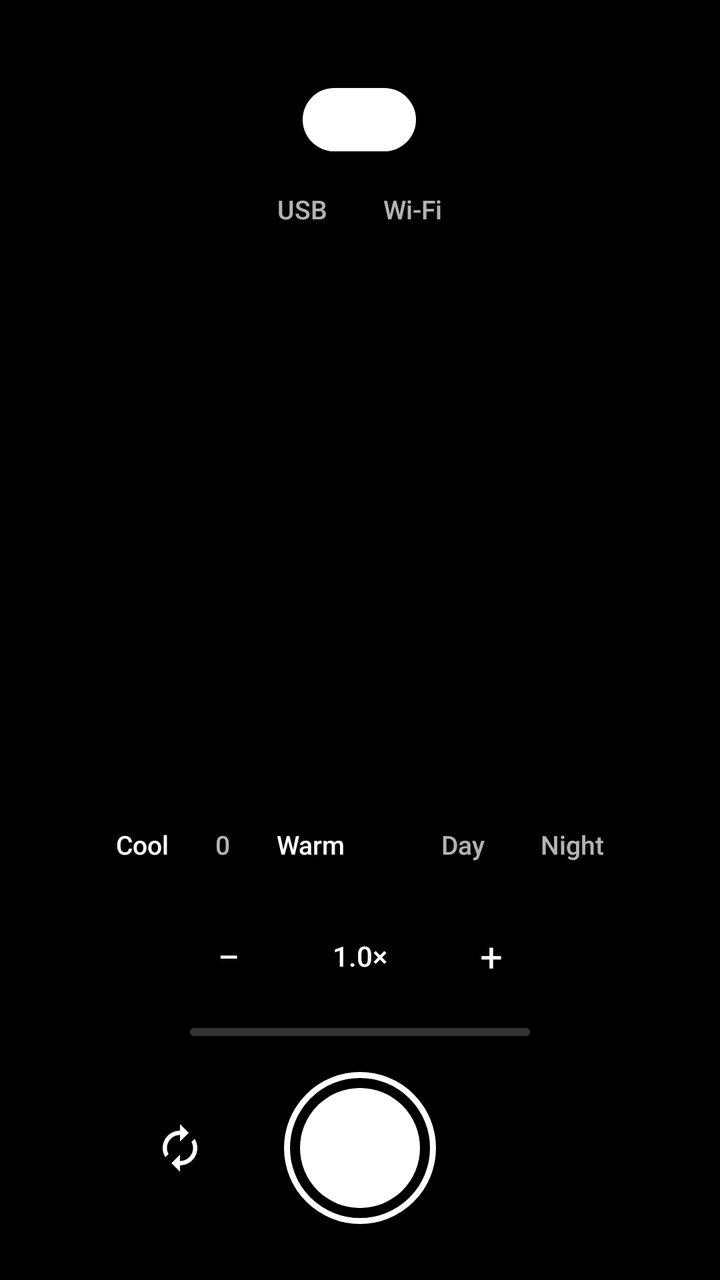
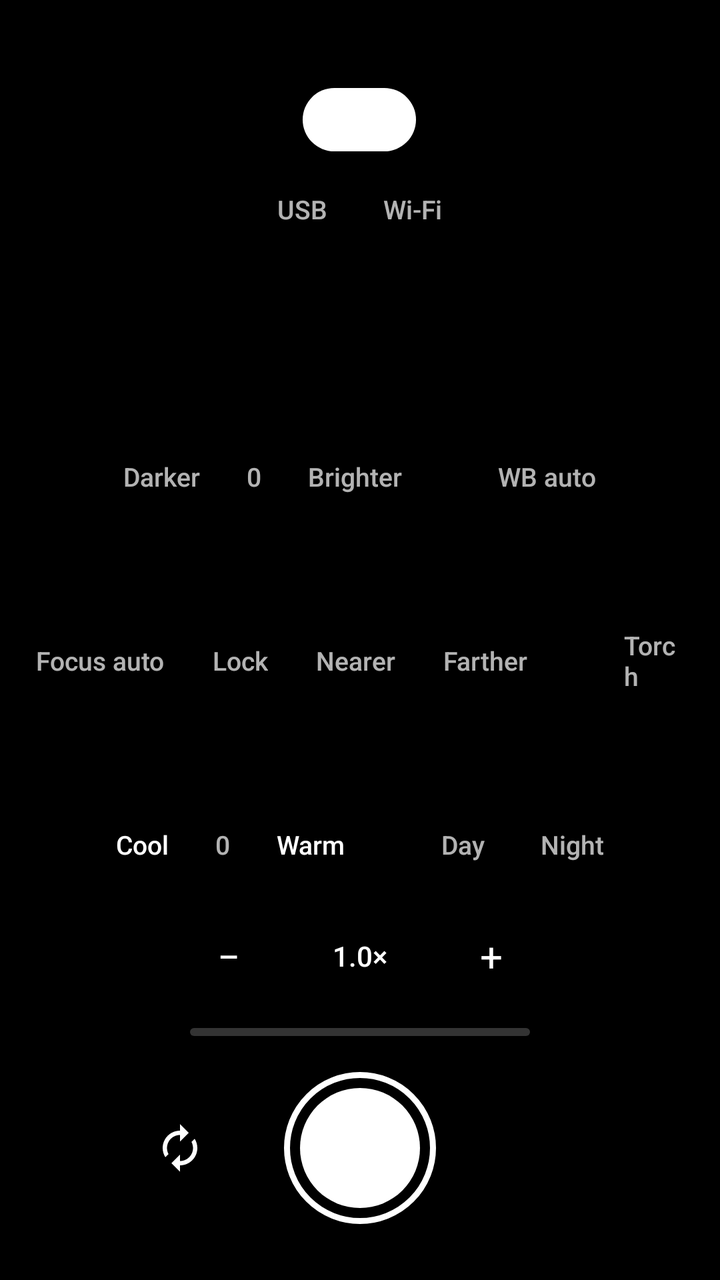

Screens rendered from an Android XML layout before and after an edit, with the pre-edit source and the edit as a unified diff.
<!-- AndroidManifest.xml: application theme Theme.CatCam -->
<!-- res/layout/activity_main.xml -->
<?xml version="1.0" encoding="utf-8"?>
<FrameLayout xmlns:android="http://schemas.android.com/apk/res/android"
    android:id="@+id/root"
    android:layout_width="match_parent"
    android:layout_height="match_parent"
    android:background="@android:color/black">

    
    <TextureView
        android:id="@+id/preview"
        android:layout_width="match_parent"
        android:layout_height="match_parent" />

    <LinearLayout
        android:id="@+id/top_stack"
        android:orientation="vertical"
        android:gravity="center_horizontal"
        android:layout_gravity="top|center_horizontal"
        android:layout_marginTop="44dp"
        android:layout_width="wrap_content"
        android:layout_height="wrap_content">

        <TextView
            android:id="@+id/status_pill"
            android:paddingStart="16dp"
            android:paddingEnd="16dp"
            android:paddingTop="7dp"
            android:paddingBottom="7dp"
            android:background="@drawable/pill_solid"
            android:text="Idle"
            android:textColor="#FFFFFFFF"
            android:textSize="13sp"
            android:fontFamily="sans-serif-medium"
            android:letterSpacing="0.06"
            android:layout_width="wrap_content"
            android:layout_height="wrap_content" />

        
        <LinearLayout
            android:orientation="horizontal"
            android:background="@drawable/pill_scrim"
            android:padding="4dp"
            android:layout_marginTop="10dp"
            android:layout_width="wrap_content"
            android:layout_height="wrap_content">

            <TextView
                android:id="@+id/seg_usb"
                android:text="USB"
                android:textColor="#B3FFFFFF"
                android:textSize="13sp"
                android:fontFamily="sans-serif-medium"
                android:paddingStart="14dp"
                android:paddingEnd="14dp"
                android:paddingTop="6dp"
                android:paddingBottom="6dp"
                android:layout_width="wrap_content"
                android:layout_height="wrap_content" />

            <TextView
                android:id="@+id/seg_wifi"
                android:text="Wi-Fi"
                android:textColor="#B3FFFFFF"
                android:textSize="13sp"
                android:fontFamily="sans-serif-medium"
                android:paddingStart="14dp"
                android:paddingEnd="14dp"
                android:paddingTop="6dp"
                android:paddingBottom="6dp"
                android:layout_width="wrap_content"
                android:layout_height="wrap_content" />
        </LinearLayout>

        
        <TextView
            android:id="@+id/get_pc_hint"
            android:text="PC app: catcam.app"
            android:textColor="#B3FFFFFF"
            android:textSize="12sp"
            android:fontFamily="sans-serif-medium"
            android:layout_marginTop="8dp"
            android:visibility="gone"
            android:layout_width="wrap_content"
            android:layout_height="wrap_content" />
    </LinearLayout>

    <LinearLayout
        android:id="@+id/control_stack"
        android:orientation="vertical"
        android:gravity="center_horizontal"
        android:layout_gravity="bottom|center_horizontal"
        android:layout_marginBottom="26dp"
        android:layout_width="match_parent"
        android:layout_height="wrap_content">

        
        <LinearLayout
            android:orientation="horizontal"
            android:gravity="center_vertical"
            android:layout_width="wrap_content"
            android:layout_height="wrap_content">

            <LinearLayout
                android:orientation="horizontal"
                android:gravity="center_vertical"
                android:background="@drawable/pill_scrim"
                android:paddingStart="6dp"
                android:paddingEnd="6dp"
                android:paddingTop="4dp"
                android:paddingBottom="4dp"
                android:layout_width="wrap_content"
                android:layout_height="wrap_content">

                <TextView
                    android:id="@+id/tone_cool"
                    android:text="Cool"
                    android:textColor="#FFFFFFFF"
                    android:textSize="13sp"
                    android:fontFamily="sans-serif-medium"
                    android:paddingStart="12dp"
                    android:paddingEnd="12dp"
                    android:paddingTop="7dp"
                    android:paddingBottom="7dp"
                    android:background="?attr/selectableItemBackgroundBorderless"
                    android:layout_width="wrap_content"
                    android:layout_height="wrap_content" />

                <TextView
                    android:id="@+id/tone_label"
                    android:text="0"
                    android:textColor="#B3FFFFFF"
                    android:textSize="13sp"
                    android:fontFamily="sans-serif-medium"
                    android:gravity="center"
                    android:minWidth="30dp"
                    android:layout_width="wrap_content"
                    android:layout_height="wrap_content" />

                <TextView
                    android:id="@+id/tone_warm"
                    android:text="Warm"
                    android:textColor="#FFFFFFFF"
                    android:textSize="13sp"
                    android:fontFamily="sans-serif-medium"
                    android:paddingStart="12dp"
                    android:paddingEnd="12dp"
                    android:paddingTop="7dp"
                    android:paddingBottom="7dp"
                    android:background="?attr/selectableItemBackgroundBorderless"
                    android:layout_width="wrap_content"
                    android:layout_height="wrap_content" />
            </LinearLayout>

            <Space
                android:layout_width="12dp"
                android:layout_height="1dp" />

            <LinearLayout
                android:orientation="horizontal"
                android:background="@drawable/pill_scrim"
                android:padding="4dp"
                android:layout_width="wrap_content"
                android:layout_height="wrap_content">

                <TextView
                    android:id="@+id/seg_day"
                    android:text="Day"
                    android:textColor="#B3FFFFFF"
                    android:textSize="13sp"
                    android:fontFamily="sans-serif-medium"
                    android:paddingStart="14dp"
                    android:paddingEnd="14dp"
                    android:paddingTop="6dp"
                    android:paddingBottom="6dp"
                    android:layout_width="wrap_content"
                    android:layout_height="wrap_content" />

                <TextView
                    android:id="@+id/seg_night"
                    android:text="Night"
                    android:textColor="#B3FFFFFF"
                    android:textSize="13sp"
                    android:fontFamily="sans-serif-medium"
                    android:paddingStart="14dp"
                    android:paddingEnd="14dp"
                    android:paddingTop="6dp"
                    android:paddingBottom="6dp"
                    android:layout_width="wrap_content"
                    android:layout_height="wrap_content" />
            </LinearLayout>
        </LinearLayout>

        <Space
            android:layout_width="1dp"
            android:layout_height="14dp" />

        
        <LinearLayout
            android:orientation="horizontal"
            android:gravity="center_vertical"
            android:layout_width="wrap_content"
            android:layout_height="wrap_content">

            <TextView
                android:id="@+id/zoom_out"
                android:text="−"
                android:textColor="#FFFFFFFF"
                android:textSize="20sp"
                android:gravity="center"
                android:background="@drawable/circle_scrim"
                android:layout_width="44dp"
                android:layout_height="44dp" />

            <TextView
                android:id="@+id/zoom_label"
                android:text="1.0×"
                android:textColor="#FFFFFFFF"
                android:textSize="14sp"
                android:fontFamily="sans-serif-medium"
                android:gravity="center"
                android:background="@drawable/pill_scrim"
                android:paddingStart="16dp"
                android:paddingEnd="16dp"
                android:paddingTop="8dp"
                android:paddingBottom="8dp"
                android:layout_marginStart="14dp"
                android:layout_marginEnd="14dp"
                android:layout_width="wrap_content"
                android:layout_height="wrap_content" />

            <TextView
                android:id="@+id/zoom_in"
                android:text="+"
                android:textColor="#FFFFFFFF"
                android:textSize="20sp"
                android:gravity="center"
                android:background="@drawable/circle_scrim"
                android:layout_width="44dp"
                android:layout_height="44dp" />
        </LinearLayout>

        <Space
            android:layout_width="1dp"
            android:layout_height="14dp" />

        <ProgressBar
            android:id="@+id/audio_level"
            style="?android:attr/progressBarStyleHorizontal"
            android:progressDrawable="@drawable/mic_progress"
            android:max="100"
            android:progress="0"
            android:layout_width="170dp"
            android:layout_height="4dp" />

        <Space
            android:layout_width="1dp"
            android:layout_height="16dp" />

        
        <FrameLayout
            android:layout_width="match_parent"
            android:layout_height="80dp">

            <ImageView
                android:id="@+id/btn_flip"
                android:src="@drawable/ic_flip"
                android:background="@drawable/circle_scrim"
                android:scaleType="center"
                android:contentDescription="Switch camera"
                android:layout_gravity="start|center_vertical"
                android:layout_marginStart="64dp"
                android:layout_width="52dp"
                android:layout_height="52dp" />

            <FrameLayout
                android:id="@+id/shutter"
                android:background="@drawable/shutter_ring"
                android:layout_gravity="center"
                android:layout_width="76dp"
                android:layout_height="76dp">

                <View
                    android:id="@+id/shutter_inner"
                    android:background="@drawable/shutter_idle"
                    android:layout_gravity="center"
                    android:layout_width="60dp"
                    android:layout_height="60dp" />
            </FrameLayout>
        </FrameLayout>
    </LinearLayout>
</FrameLayout>
<!-- resources referenced by this layout -->
<resources>
  <!-- drawable circle_scrim (drawable) -->
  <?xml version="1.0" encoding="utf-8"?>
  <shape xmlns:android="http://schemas.android.com/apk/res/android" android:shape="oval">
      <solid android:color="#59000000" />
  </shape>
  <!-- drawable ic_flip (drawable) -->
  <?xml version="1.0" encoding="utf-8"?>
  <vector xmlns:android="http://schemas.android.com/apk/res/android"
      android:width="26dp" android:height="26dp"
      android:viewportWidth="24" android:viewportHeight="24">
      <path
          android:fillColor="#FFFFFFFF"
          android:pathData="M12 6v3l4-4-4-4v3c-4.42 0-8 3.58-8 8 0 1.57.46 3.03 1.24 4.26L6.7 14.8c-.45-.83-.7-1.79-.7-2.8 0-3.31 2.69-6 6-6zm6.76 1.74L17.3 9.2c.44.84.7 1.79.7 2.8 0 3.31-2.69 6-6 6v-3l-4 4 4 4v-3c4.42 0 8-3.58 8-8 0-1.57-.46-3.03-1.24-4.26z" />
  </vector>
  <!-- drawable mic_progress (drawable) -->
  <?xml version="1.0" encoding="utf-8"?>
  <layer-list xmlns:android="http://schemas.android.com/apk/res/android">
      <item android:id="@android:id/background">
          <shape android:shape="rectangle">
              <solid android:color="#33FFFFFF" />
              <corners android:radius="999dp" />
          </shape>
      </item>
      <item android:id="@android:id/progress">
          <clip>
              <shape android:shape="rectangle">
                  <solid android:color="#F2FFFFFF" />
                  <corners android:radius="999dp" />
              </shape>
          </clip>
      </item>
  </layer-list>
  <!-- drawable pill_scrim (drawable) -->
  <?xml version="1.0" encoding="utf-8"?>
  <shape xmlns:android="http://schemas.android.com/apk/res/android" android:shape="rectangle">
      <solid android:color="#59000000" />
      <corners android:radius="999dp" />
  </shape>
  <!-- drawable pill_solid (drawable) -->
  <?xml version="1.0" encoding="utf-8"?>
  <shape xmlns:android="http://schemas.android.com/apk/res/android" android:shape="rectangle">
      <solid android:color="#FFFFFFFF" />
      <corners android:radius="999dp" />
  </shape>
  <!-- drawable shutter_idle (drawable) -->
  <?xml version="1.0" encoding="utf-8"?>
  <shape xmlns:android="http://schemas.android.com/apk/res/android" android:shape="oval">
      <solid android:color="#FFFFFFFF" />
  </shape>
  <!-- drawable shutter_ring (drawable) -->
  <?xml version="1.0" encoding="utf-8"?>
  <shape xmlns:android="http://schemas.android.com/apk/res/android" android:shape="oval">
      <stroke android:width="3dp" android:color="#FFFFFFFF" />
      <solid android:color="#26000000" />
  </shape>
  <style name="Theme.CatCam" parent="Theme.AppCompat.NoActionBar">
          <item name="android:windowBackground">@android:color/black</item>
          <item name="android:colorAccent">#4CAF50</item>
      </style>
</resources>

<!-- the commit's change to res/layout/activity_main.xml (unified diff, before → after) -->
@@ -99,6 +99,217 @@
             android:gravity="center_vertical"
             android:layout_width="wrap_content"
             android:layout_height="wrap_content">
+            <LinearLayout
+                android:orientation="horizontal"
+                android:gravity="center_vertical"
+                android:background="@drawable/pill_scrim"
+                android:paddingStart="6dp"
+                android:paddingEnd="6dp"
+                android:paddingTop="4dp"
+                android:paddingBottom="4dp"
+                android:layout_width="wrap_content"
+                android:layout_height="wrap_content">
+                <TextView
+                    android:id="@+id/ev_down"
+                    android:text="Darker"
+                    android:textColor="#B3FFFFFF"
+                    android:textSize="13sp"
+                    android:fontFamily="sans-serif-medium"
+                    android:paddingStart="12dp"
+                    android:paddingEnd="12dp"
+                    android:paddingTop="7dp"
+                    android:paddingBottom="7dp"
+                    android:background="?attr/selectableItemBackgroundBorderless"
+                    android:layout_width="wrap_content"
+                    android:layout_height="wrap_content" />
+                <TextView
+                    android:id="@+id/ev_label"
+                    android:text="0"
+                    android:textColor="#B3FFFFFF"
+                    android:textSize="13sp"
+                    android:fontFamily="sans-serif-medium"
+                    android:gravity="center"
+                    android:minWidth="30dp"
+                    android:layout_width="wrap_content"
+                    android:layout_height="wrap_content" />
+                <TextView
+                    android:id="@+id/ev_up"
+                    android:text="Brighter"
+                    android:textColor="#B3FFFFFF"
+                    android:textSize="13sp"
+                    android:fontFamily="sans-serif-medium"
+                    android:paddingStart="12dp"
+                    android:paddingEnd="12dp"
+                    android:paddingTop="7dp"
+                    android:paddingBottom="7dp"
+                    android:background="?attr/selectableItemBackgroundBorderless"
+                    android:layout_width="wrap_content"
+                    android:layout_height="wrap_content" />
+            </LinearLayout>
+            <Space
+                android:layout_width="12dp"
+                android:layout_height="1dp" />
+            <LinearLayout
+                android:orientation="horizontal"
+                android:gravity="center_vertical"
+                android:background="@drawable/pill_scrim"
+                android:paddingStart="6dp"
+                android:paddingEnd="6dp"
+                android:paddingTop="4dp"
+                android:paddingBottom="4dp"
+                android:layout_width="wrap_content"
+                android:layout_height="wrap_content">
+                <TextView
+                    android:id="@+id/wb_btn"
+                    android:text="WB auto"
+                    android:textColor="#B3FFFFFF"
+                    android:textSize="13sp"
+                    android:fontFamily="sans-serif-medium"
+                    android:paddingStart="12dp"
+                    android:paddingEnd="12dp"
+                    android:paddingTop="7dp"
+                    android:paddingBottom="7dp"
+                    android:background="?attr/selectableItemBackgroundBorderless"
+                    android:layout_width="wrap_content"
+                    android:layout_height="wrap_content" />
+            </LinearLayout>
+        </LinearLayout>
+        <Space
+            android:layout_width="1dp"
+            android:layout_height="14dp" />
+        
+        <LinearLayout
+            android:orientation="horizontal"
+            android:gravity="center_vertical"
+            android:layout_width="wrap_content"
+            android:layout_height="wrap_content">
+            <LinearLayout
+                android:orientation="horizontal"
+                android:gravity="center_vertical"
+                android:background="@drawable/pill_scrim"
+                android:paddingStart="6dp"
+                android:paddingEnd="6dp"
+                android:paddingTop="4dp"
+                android:paddingBottom="4dp"
+                android:layout_width="wrap_content"
+                android:layout_height="wrap_content">
+                <TextView
+                    android:id="@+id/focus_auto"
+                    android:text="Focus auto"
+                    android:textColor="#B3FFFFFF"
+                    android:textSize="13sp"
+                    android:fontFamily="sans-serif-medium"
+                    android:paddingStart="12dp"
+                    android:paddingEnd="12dp"
+                    android:paddingTop="7dp"
+                    android:paddingBottom="7dp"
+                    android:background="?attr/selectableItemBackgroundBorderless"
+                    android:layout_width="wrap_content"
+                    android:layout_height="wrap_content" />
+                <TextView
+                    android:id="@+id/focus_lock"
+                    android:text="Lock"
+                    android:textColor="#B3FFFFFF"
+                    android:textSize="13sp"
+                    android:fontFamily="sans-serif-medium"
+                    android:paddingStart="12dp"
+                    android:paddingEnd="12dp"
+                    android:paddingTop="7dp"
+                    android:paddingBottom="7dp"
+                    android:background="?attr/selectableItemBackgroundBorderless"
+                    android:layout_width="wrap_content"
+                    android:layout_height="wrap_content" />
+                <TextView
+                    android:id="@+id/focus_near"
+                    android:text="Nearer"
+                    android:textColor="#B3FFFFFF"
+                    android:textSize="13sp"
+                    android:fontFamily="sans-serif-medium"
+                    android:paddingStart="12dp"
+                    android:paddingEnd="12dp"
+                    android:paddingTop="7dp"
+                    android:paddingBottom="7dp"
+                    android:background="?attr/selectableItemBackgroundBorderless"
+                    android:layout_width="wrap_content"
+                    android:layout_height="wrap_content" />
+                <TextView
+                    android:id="@+id/focus_far"
+                    android:text="Farther"
+                    android:textColor="#B3FFFFFF"
+                    android:textSize="13sp"
+                    android:fontFamily="sans-serif-medium"
+                    android:paddingStart="12dp"
+                    android:paddingEnd="12dp"
+                    android:paddingTop="7dp"
+                    android:paddingBottom="7dp"
+                    android:background="?attr/selectableItemBackgroundBorderless"
+                    android:layout_width="wrap_content"
+                    android:layout_height="wrap_content" />
+            </LinearLayout>
+            <Space
+                android:layout_width="12dp"
+                android:layout_height="1dp" />
+            <LinearLayout
+                android:orientation="horizontal"
+                android:gravity="center_vertical"
+                android:background="@drawable/pill_scrim"
+                android:paddingStart="6dp"
+                android:paddingEnd="6dp"
+                android:paddingTop="4dp"
+                android:paddingBottom="4dp"
+                android:layout_width="wrap_content"
+                android:layout_height="wrap_content">
+                <TextView
+                    android:id="@+id/torch_btn"
+                    android:text="Torch"
+                    android:textColor="#B3FFFFFF"
+                    android:textSize="13sp"
+                    android:fontFamily="sans-serif-medium"
+                    android:paddingStart="12dp"
+                    android:paddingEnd="12dp"
+                    android:paddingTop="7dp"
+                    android:paddingBottom="7dp"
+                    android:background="?attr/selectableItemBackgroundBorderless"
+                    android:layout_width="wrap_content"
+                    android:layout_height="wrap_content" />
+            </LinearLayout>
+            <Space
+                android:layout_width="12dp"
+                android:layout_height="1dp" />
+            <LinearLayout
+                android:orientation="horizontal"
+                android:gravity="center_vertical"
+                android:background="@drawable/pill_scrim"
+                android:paddingStart="6dp"
+                android:paddingEnd="6dp"
+                android:paddingTop="4dp"
+                android:paddingBottom="4dp"
+                android:layout_width="wrap_content"
+                android:layout_height="wrap_content">
+                <TextView
+                    android:id="@+id/mirror_btn"
+                    android:text="Mirror"
+                    android:textColor="#B3FFFFFF"
+                    android:textSize="13sp"
+                    android:fontFamily="sans-serif-medium"
+                    android:paddingStart="12dp"
+                    android:paddingEnd="12dp"
+                    android:paddingTop="7dp"
+                    android:paddingBottom="7dp"
+                    android:background="?attr/selectableItemBackgroundBorderless"
+                    android:layout_width="wrap_content"
+                    android:layout_height="wrap_content" />
+            </LinearLayout>
+        </LinearLayout>
+        <Space
+            android:layout_width="1dp"
+            android:layout_height="14dp" />
+        
+        <LinearLayout
+            android:orientation="horizontal"
+            android:gravity="center_vertical"
+            android:layout_width="wrap_content"
+            android:layout_height="wrap_content">
 
             <LinearLayout
                 android:orientation="horizontal"
